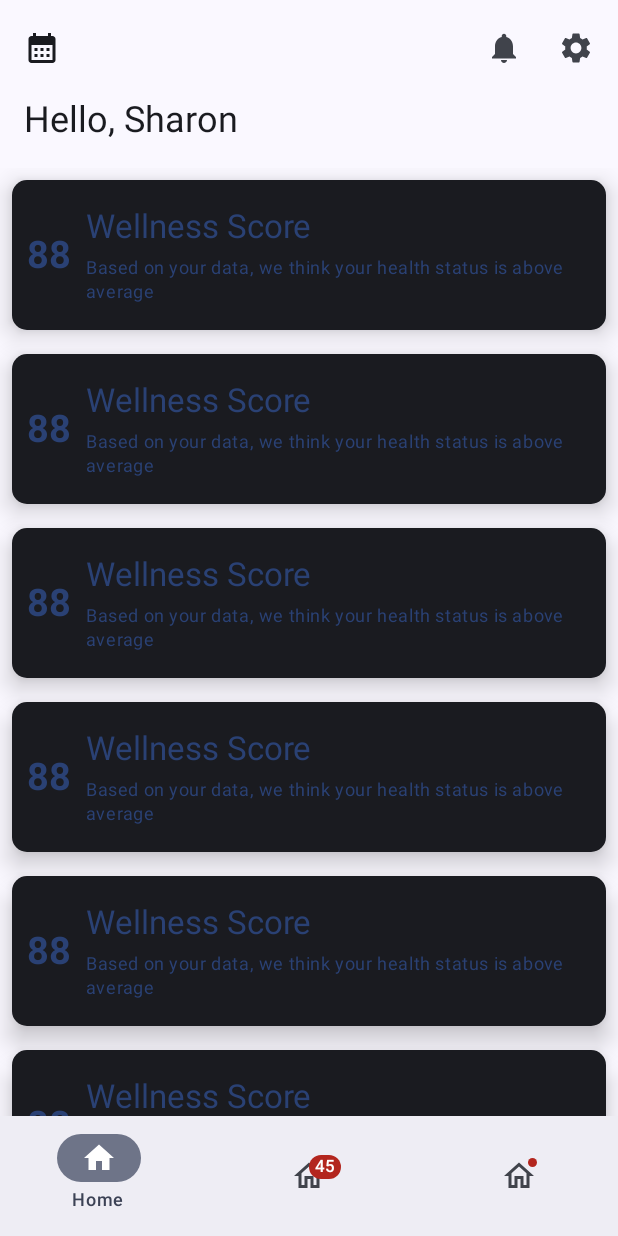
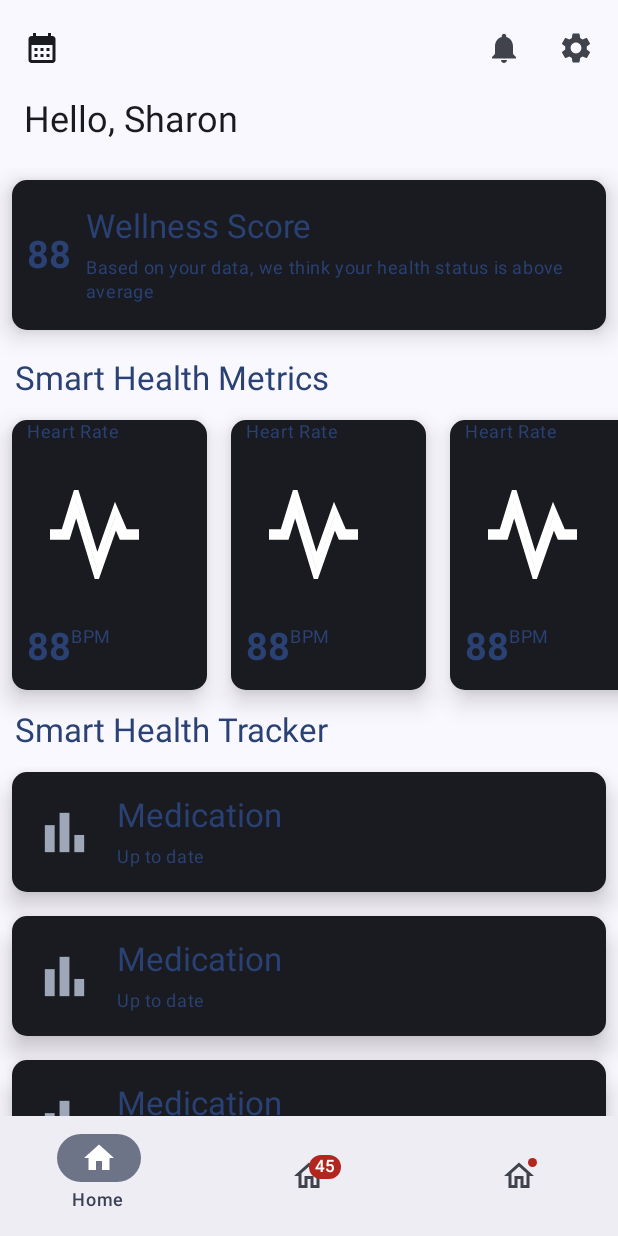
Before and after one commit to SharonWendoh/SCDPredict, an Android app built with Jetpack Compose: the @Preview function HomePreview, on a phone screen of 412 x 824 dp. Run offline under Robolectric (Android 15) with nearby library versions, the light colour scheme and no system bars.

Commit message:
Updat HomePage

```diff
--- a/app/src/main/java/com/example/scdpredict/Components/CardViews.kt
+++ b/app/src/main/java/com/example/scdpredict/Components/CardViews.kt
@@ -2,6 +2,7 @@ package com.example.scdpredict.Components
 
 import androidx.compose.foundation.Image
 import androidx.compose.foundation.clickable
+import androidx.compose.foundation.layout.Arrangement
 import androidx.compose.foundation.layout.Box
 import androidx.compose.foundation.layout.Column
 import androidx.compose.foundation.layout.Row
@@ -87,7 +88,7 @@ fun MetricsCardView(
     Card (
         modifier = Modifier
             .padding(8.dp)
-            .size(100.dp, 180.dp),
+            .size(130.dp, 180.dp),
         shape = RoundedCornerShape(10.dp),
         colors = CardDefaults.cardColors(
             containerColor = MaterialTheme.colorScheme.onBackground
@@ -97,29 +98,40 @@ fun MetricsCardView(
         ),
         border = null
     ){
-        Row {
+        Row (
+            modifier =  Modifier.padding(10.dp,0.dp)
+        ) {
             NormalText(modifier = Modifier,
                 text = title )
         }
         Spacer(modifier = Modifier.size(15.dp))
 
-        Row {
+        Row (
+            verticalAlignment = Alignment.CenterVertically,
+            modifier =  Modifier.padding(10.dp,0.dp)
+        ) {
             Image(
                 painter = icon,
                 contentDescription = "" ,
                 modifier = Modifier
-                    .size(70.dp)
+                    .size(90.dp)
+                    .padding(15.dp, 0.dp)
+                   // .align(Alignment.CenterHorizontally)
             )
         }
         Spacer(modifier = Modifier.size(15.dp))
 
-        Row {
+        Row (
+            modifier =  Modifier.padding(10.dp,0.dp)
+        ){
             Column {
                 MediumNumberText(
                     modifier = Modifier,
                     text = score.toString() )
             }
-            Column {
+            Column (
+                verticalArrangement = Arrangement.Bottom
+            ){
                 NormalText(modifier = Modifier,
                     text = text )
             }
@@ -127,6 +139,57 @@ fun MetricsCardView(
     }
 }
 
+@Composable
+fun TrackerCardView(
+    icon: Painter,
+    title: String,
+    text: String
+){
+    Card (
+        modifier = Modifier
+            .padding(8.dp)
+            .fillMaxWidth()
+            .height(80.dp),
+        shape = RoundedCornerShape(10.dp),
+        colors = CardDefaults.cardColors(
+            containerColor = MaterialTheme.colorScheme.onBackground
+        ),
+        elevation = CardDefaults.cardElevation(
+            defaultElevation = 10.dp,
+        ),
+        border = null
+    ){
+        Row (
+            modifier = Modifier
+                .clickable(onClick = {})
+                .fillMaxSize(),
+            verticalAlignment = Alignment.CenterVertically
+        ) {
+            Column {
+                Image(
+                    painter = icon,
+                    contentDescription = "" ,
+                    modifier = Modifier
+                        .size(70.dp)
+                        .padding(15.dp, 0.dp)
+                    // .align(Alignment.CenterHorizontally)
+                )
+            }
+            Column {
+                Row {
+                    TitleText(modifier = Modifier,
+                        text = title )
+                }
+                Spacer(modifier = Modifier.size(5.dp))
+
+                Row {
+                    NormalText(modifier = Modifier,
+                        text = text )
+                }
+            }
+        }
+    }
+}
 @Preview
 @Composable
 fun ScoreCardViewPreview(){
@@ -148,3 +211,14 @@ fun MetricsCardViewPreview(){
             icon = painterResource(id = R.drawable.pulse))
     }
 }
+
+@Preview
+@Composable
+fun TrackerCardViewPreview(){
+    SCDPredictTheme {
+        TrackerCardView(
+            painterResource(id = R.drawable.graph),
+            "Medication",
+            "Up to date")
+    }
+}
--- a/app/src/main/java/com/example/scdpredict/screens/HomeScreen.kt
+++ b/app/src/main/java/com/example/scdpredict/screens/HomeScreen.kt
@@ -1,9 +1,12 @@
 package com.example.scdpredict.screens
 
 import androidx.compose.foundation.layout.Column
+import androidx.compose.foundation.layout.Spacer
 import androidx.compose.foundation.layout.fillMaxSize
 import androidx.compose.foundation.layout.padding
+import androidx.compose.foundation.layout.size
 import androidx.compose.foundation.lazy.LazyColumn
+import androidx.compose.foundation.lazy.LazyRow
 import androidx.compose.material3.ExperimentalMaterial3Api
 import androidx.compose.material3.Scaffold
 import androidx.compose.material3.Text
@@ -11,11 +14,16 @@ import androidx.compose.material3.TopAppBarDefaults
 import androidx.compose.runtime.Composable
 import androidx.compose.ui.Modifier
 import androidx.compose.ui.input.nestedscroll.nestedScroll
+import androidx.compose.ui.res.painterResource
 import androidx.compose.ui.tooling.preview.Preview
 import androidx.compose.ui.unit.dp
 import com.example.scdpredict.Components.BottomAppBar
+import com.example.scdpredict.Components.MetricsCardView
 import com.example.scdpredict.Components.ScoreCardView
+import com.example.scdpredict.Components.TitleText
 import com.example.scdpredict.Components.TopAppBar
+import com.example.scdpredict.Components.TrackerCardView
+import com.example.scdpredict.R
 import com.example.scdpredict.ui.theme.SCDPredictTheme
 
 @OptIn(ExperimentalMaterial3Api::class)
@@ -39,12 +47,41 @@ fun Home(){
                 .fillMaxSize()
                 .padding(values)
         ){
-            items(10){
+            items(1){
                 index ->
                 ScoreCardView(
                     88,
                     "Wellness Score",
                     "Based on your data, we think your health status is above average")
+                Spacer(modifier = Modifier.size(5.dp))
+            }
+            item {
+                TitleText(
+                    modifier = Modifier
+                        .padding(10.dp, 5.dp),
+                    text = "Smart Health Metrics" )
+                LazyRow(){
+                    items(5){
+                        index ->
+                        MetricsCardView(
+                            88,
+                            "Heart Rate",
+                            "BPM",
+                            icon = painterResource(id = R.drawable.pulse)
+                        )
+                    }
+                }
+                TitleText(
+                    modifier = Modifier
+                        .padding(10.dp, 5.dp),
+                    text = "Smart Health Tracker" )
+            }
+            items(4){
+                    index ->
+                TrackerCardView(
+                    painterResource(id = R.drawable.graph),
+                    "Medication",
+                    "Up to date")
             }
         }
     }
```
